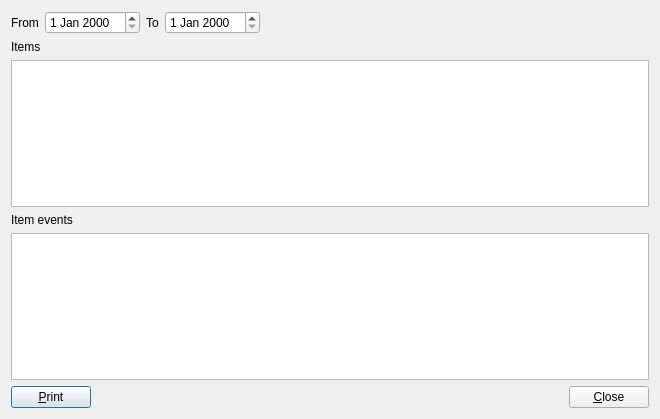
This is src/stockstatusdialog.ui in RoskildeSkiklub/ssfh as Qt 5 draws it before an edit. The edited form follows.
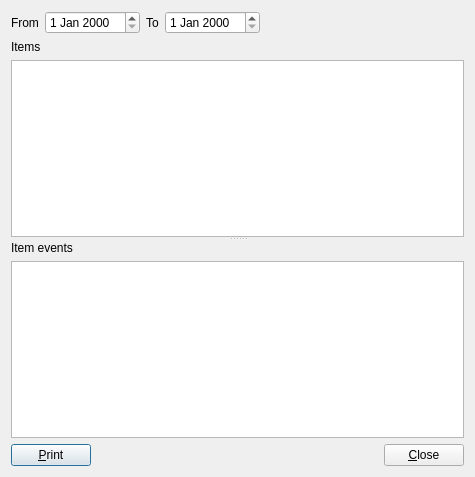
This is the edited form.

Commit message: Added display of itemevents, only lacks printing now (and tests, and so forth)

What changed in the file:
```diff
--- a/src/stockstatusdialog.ui
+++ b/src/stockstatusdialog.ui
@@ -6,8 +6,8 @@
    <rect>
     <x>0</x>
     <y>0</y>
-    <width>660</width>
-    <height>419</height>
+    <width>475</width>
+    <height>477</height>
    </rect>
   </property>
   <property name="windowTitle">
@@ -52,26 +52,41 @@
     </layout>
    </item>
    <item row="1" column="0">
+    <widget class="QSplitter" name="splitter">
+     <property name="orientation">
+      <enum>Qt::Vertical</enum>
+     </property>
+     <widget class="QWidget" name="">
+      <layout class="QVBoxLayout" name="verticalLayout">
+       <item>
     <widget class="QLabel" name="label_3">
      <property name="text">
       <string>Items</string>
      </property>
     </widget>
    </item>
-   <item row="2" column="0">
+       <item>
     <widget class="QTableView" name="output_items_tableView"/>
    </item>
-   <item row="3" column="0">
+      </layout>
+     </widget>
+     <widget class="QWidget" name="">
+      <layout class="QVBoxLayout" name="verticalLayout_2">
+       <item>
     <widget class="QLabel" name="label_4">
      <property name="text">
       <string>Item events</string>
      </property>
     </widget>
    </item>
-   <item row="4" column="0">
+       <item>
     <widget class="QTableView" name="output_itemevents_tableView"/>
    </item>
-   <item row="5" column="0">
+      </layout>
+     </widget>
+    </widget>
+   </item>
+   <item row="2" column="0">
     <layout class="QHBoxLayout" name="horizontalLayout">
      <item>
       <widget class="QPushButton" name="input_print_pushButton">
```
Lines whose indentation alone changed are shown as unchanged. The commit also changes 2 other files.
